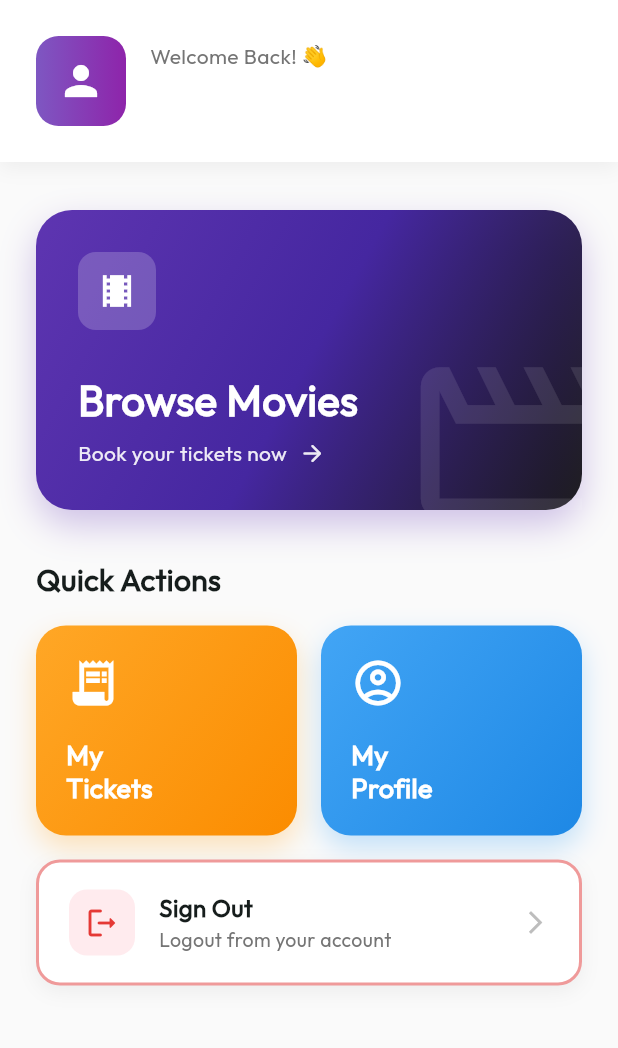
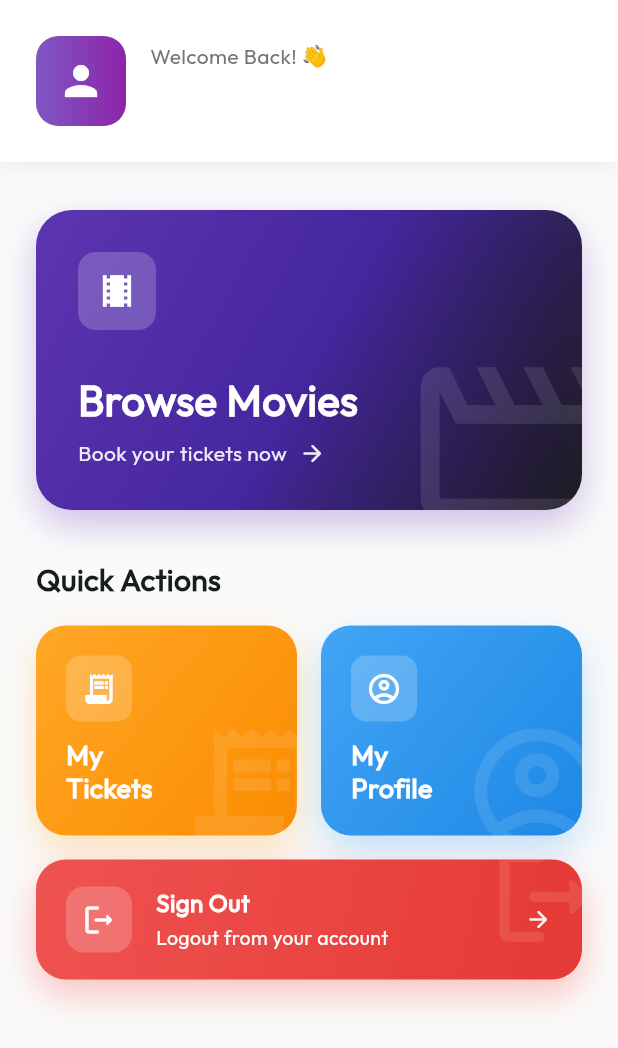
Before and after one commit to agunghabu/kode_b, a Flutter app: the HomePage screen opened directly, on a phone screen of 412 x 824 dp. Shown: the top 1048 px of the screen. Run offline on Flutter 3.47's test engine with Material 3 defaults, Android fonts, the phone set to English and light mode, and no system bars; our stand-ins replace sqflite; accounts and stored records are empty.

Commit message:
more ui updates on 4 cards

```diff
--- a/lib/pages/home_page.dart
+++ b/lib/pages/home_page.dart
@@ -323,18 +323,37 @@ class _HomePageState extends State<HomePage> {
           boxShadow: [
             BoxShadow(
               color: color1.withOpacity(0.3),
-              blurRadius: 15,
-              offset: const Offset(0, 8),
+              blurRadius: 20,
+              offset: const Offset(0, 10),
             ),
           ],
         ),
-        child: Padding(
+        child: Stack(
+          children: [
+            // Background pattern icon
+            Positioned(
+              right: -20,
+              bottom: -20,
+              child: Icon(
+                icon,
+                size: 100,
+                color: Colors.white.withOpacity(0.1),
+              ),
+            ),
+            Padding(
               padding: const EdgeInsets.all(20),
               child: Column(
                 crossAxisAlignment: CrossAxisAlignment.start,
                 mainAxisAlignment: MainAxisAlignment.spaceBetween,
                 children: [
-              Icon(icon, color: Colors.white, size: 36),
+                  Container(
+                    padding: const EdgeInsets.all(10),
+                    decoration: BoxDecoration(
+                      color: Colors.white.withOpacity(0.2),
+                      borderRadius: BorderRadius.circular(10),
+                    ),
+                    child: Icon(icon, color: Colors.white, size: 24),
+                  ),
                   Text(
                     title,
                     style: const TextStyle(
@@ -347,6 +366,8 @@ class _HomePageState extends State<HomePage> {
                 ],
               ),
             ),
+          ],
+        ),
       ),
     );
   }
@@ -354,55 +375,84 @@ class _HomePageState extends State<HomePage> {
   Widget _buildLogoutCard() {
     return InkWell(
       onTap: _logout,
-      borderRadius: BorderRadius.circular(16),
+      borderRadius: BorderRadius.circular(20),
       child: Container(
-        padding: const EdgeInsets.symmetric(horizontal: 20, vertical: 18),
+        height: 80,
         decoration: BoxDecoration(
-          color: Colors.white,
-          borderRadius: BorderRadius.circular(16),
-          border: Border.all(color: Colors.red.shade200, width: 2),
+          gradient: LinearGradient(
+            begin: Alignment.topLeft,
+            end: Alignment.bottomRight,
+            colors: [Colors.red.shade400, Colors.red.shade600],
+          ),
+          borderRadius: BorderRadius.circular(20),
           boxShadow: [
             BoxShadow(
-              color: Colors.black.withOpacity(0.05),
-              blurRadius: 10,
-              offset: const Offset(0, 4),
+              color: Colors.red.withOpacity(0.3),
+              blurRadius: 20,
+              offset: const Offset(0, 10),
             ),
           ],
         ),
+        child: Stack(
+          children: [
+            // Background pattern icon
+            Positioned(
+              right: -15,
+              top: -15,
+              child: Icon(
+                Icons.logout_rounded,
+                size: 80,
+                color: Colors.white.withOpacity(0.1),
+              ),
+            ),
+            Padding(
+              padding: const EdgeInsets.symmetric(horizontal: 20, vertical: 18),
               child: Row(
                 children: [
                   Container(
                     padding: const EdgeInsets.all(10),
                     decoration: BoxDecoration(
-                color: Colors.red.shade50,
+                      color: Colors.white.withOpacity(0.2),
                       borderRadius: BorderRadius.circular(12),
                     ),
-              child: Icon(
+                    child: const Icon(
                       Icons.logout_rounded,
-                color: Colors.red.shade600,
+                      color: Colors.white,
                       size: 24,
                     ),
                   ),
                   const SizedBox(width: 16),
-            Expanded(
+                  const Expanded(
                     child: Column(
                       crossAxisAlignment: CrossAxisAlignment.start,
+                      mainAxisAlignment: MainAxisAlignment.center,
                       children: [
-                  const Text(
+                        Text(
                           'Sign Out',
-                    style: TextStyle(fontSize: 16, fontWeight: FontWeight.bold),
+                          style: TextStyle(
+                            fontSize: 16,
+                            fontWeight: FontWeight.bold,
+                            color: Colors.white,
                           ),
+                        ),
+                        SizedBox(height: 2),
                         Text(
                           'Logout from your account',
-                    style: TextStyle(fontSize: 13, color: Colors.grey.shade600),
+                          style: TextStyle(
+                            fontSize: 13,
+                            color: Colors.white,
+                          ),
                         ),
                       ],
                     ),
                   ),
                   Icon(
-              Icons.arrow_forward_ios,
-              color: Colors.grey.shade400,
+                    Icons.arrow_forward_rounded,
+                    color: Colors.white.withOpacity(0.9),
                     size: 18,
+                  ),
+                ],
+              ),
             ),
           ],
         ),
```
Lines whose indentation alone changed are shown as unchanged.
